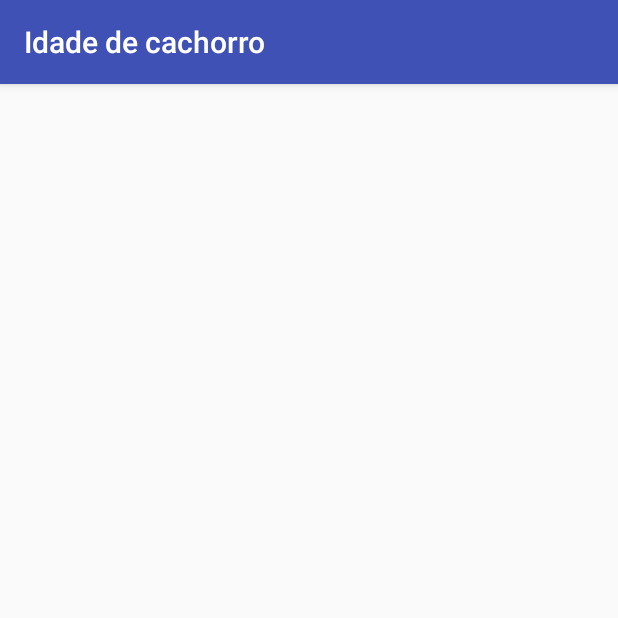
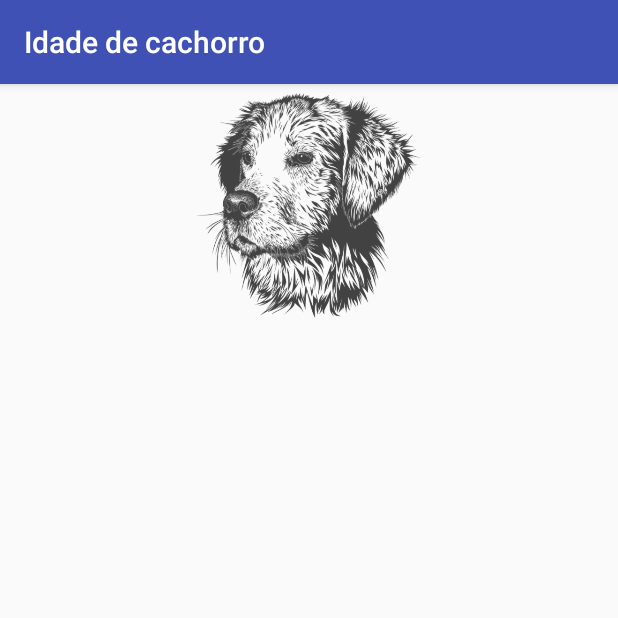
Before and after one commit to franciscojsc/idade-do-cachorro-app, an Android app: the screen it shows after launch (MainActivity), on a phone screen of 412 x 824 dp, the top half of it. Run offline under Robolectric (Android 15) with nearby library versions, the phone set to English and light mode, and no system bars.

Commit message:
Adicionando imagen

```diff
--- a/app/src/main/res/layout/activity_main.xml
+++ b/app/src/main/res/layout/activity_main.xml
@@ -3,8 +3,16 @@
     xmlns:tools="http://schemas.android.com/tools"
     android:layout_width="match_parent"
     android:layout_height="match_parent"
+    android:layout_margin="6dp"
     tools:context=".MainActivity">
 
-
+    <ImageView
+        android:id="@+id/image_dog"
+        android:layout_width="150dp"
+        android:layout_height="150dp"
+        android:layout_alignParentTop="true"
+        android:layout_centerHorizontal="true"
+        android:background="@drawable/dog"
+        />
 
 </RelativeLayout>
```
Also changed, not shown: app/src/main/res/drawable-hdpi/dog.png (added), app/src/main/res/drawable-mdpi/dog.png (added), app/src/main/res/drawable-xhdpi/dog.png (added), app/src/main/res/drawable-xxhdpi/dog.png (added), 1 other file.
